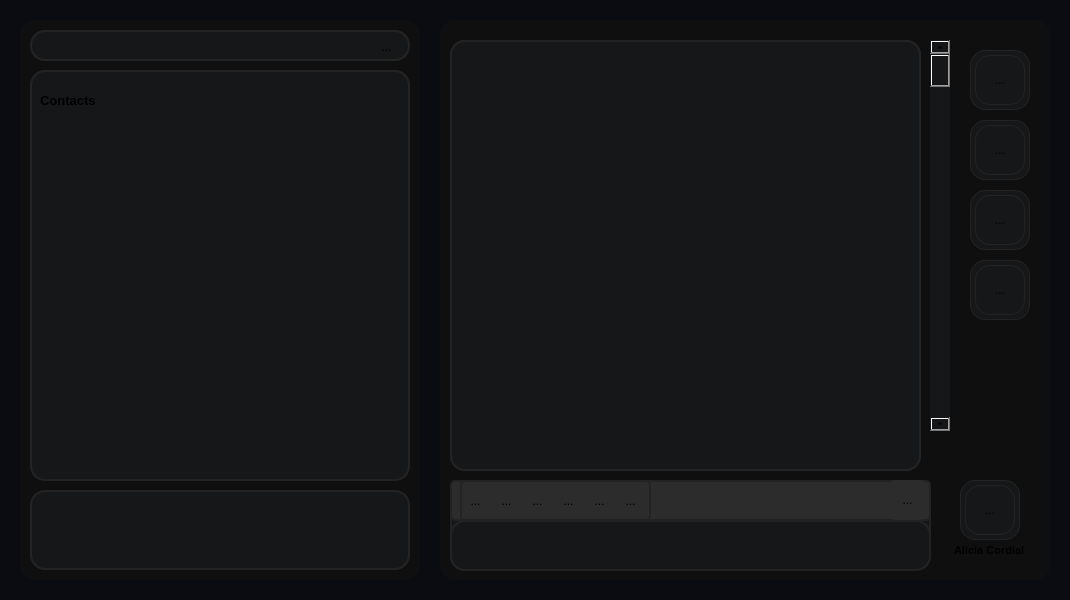
Old version of the form MySuperProjectMSN/Client/mainwindow.ui in the repository thanh-son-lemelle/CPPRT.
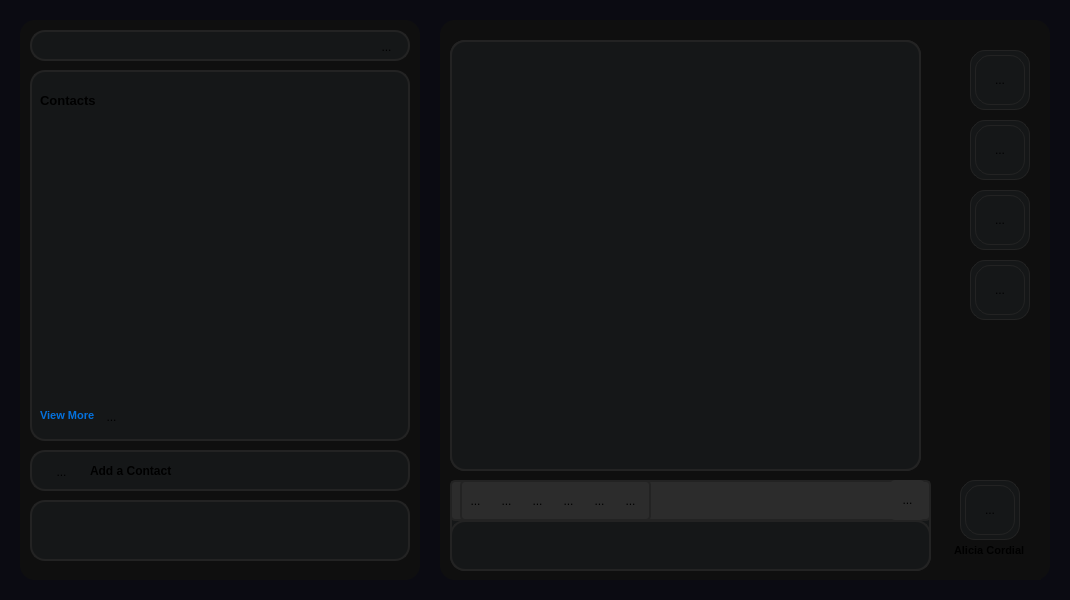
New version of the form. Icons and pictures are not drawn.

Commit message: <feat>[main ui] modify design from chat interface

```diff
--- a/MySuperProjectMSN/Client/mainwindow.ui
+++ b/MySuperProjectMSN/Client/mainwindow.ui
@@ -1138,7 +1138,7 @@
          <x>10</x>
          <y>50</y>
          <width>380</width>
-         <height>411</height>
+         <height>371</height>
         </rect>
        </property>
        <property name="styleSheet">
@@ -1173,14 +1173,135 @@
          <string>Contacts</string>
         </property>
        </widget>
+       <widget class="QLabel" name="label_2">
+        <property name="geometry">
+         <rect>
+          <x>10</x>
+          <y>330</y>
+          <width>71</width>
+          <height>31</height>
+         </rect>
+        </property>
+        <property name="font">
+         <font>
+          <family>Tahoma</family>
+          <pointsize>8</pointsize>
+          <bold>true</bold>
+         </font>
+        </property>
+        <property name="styleSheet">
+         <string notr="true">border: none;
+background-color: transparent;
+color: #0471DD;</string>
+        </property>
+        <property name="text">
+         <string>View More </string>
+        </property>
+       </widget>
+       <widget class="QToolButton" name="Arrow">
+        <property name="geometry">
+         <rect>
+          <x>70</x>
+          <y>335</y>
+          <width>23</width>
+          <height>23</height>
+         </rect>
+        </property>
+        <property name="cursor">
+         <cursorShape>PointingHandCursor</cursorShape>
+        </property>
+        <property name="styleSheet">
+         <string notr="true">border: none;</string>
+        </property>
+        <property name="text">
+         <string>...</string>
+        </property>
+        <property name="icon">
+         <iconset resource="ressources.qrc">
+          <normaloff>:/client/assets/img/arrowRight.png</normaloff>:/client/assets/img/arrowRight.png</iconset>
+        </property>
+       </widget>
       </widget>
       <widget class="QFrame" name="Newsframe">
        <property name="geometry">
         <rect>
          <x>10</x>
-         <y>470</y>
+         <y>430</y>
          <width>380</width>
-         <height>80</height>
+         <height>41</height>
+        </rect>
+       </property>
+       <property name="styleSheet">
+        <string notr="true">background-color: #151718;
+border: 2px solid rgb(35, 35, 35);</string>
+       </property>
+       <property name="frameShape">
+        <enum>QFrame::StyledPanel</enum>
+       </property>
+       <property name="frameShadow">
+        <enum>QFrame::Raised</enum>
+       </property>
+       <widget class="QLabel" name="label_3">
+        <property name="geometry">
+         <rect>
+          <x>60</x>
+          <y>5</y>
+          <width>91</width>
+          <height>31</height>
+         </rect>
+        </property>
+        <property name="font">
+         <font>
+          <family>Tahoma</family>
+          <pointsize>9</pointsize>
+          <bold>true</bold>
+         </font>
+        </property>
+        <property name="styleSheet">
+         <string notr="true">border: none;
+background-color: transparent;</string>
+        </property>
+        <property name="text">
+         <string>Add a Contact</string>
+        </property>
+       </widget>
+       <widget class="QToolButton" name="Arrow_2">
+        <property name="geometry">
+         <rect>
+          <x>20</x>
+          <y>10</y>
+          <width>23</width>
+          <height>23</height>
+         </rect>
+        </property>
+        <property name="cursor">
+         <cursorShape>PointingHandCursor</cursorShape>
+        </property>
+        <property name="styleSheet">
+         <string notr="true">border: none;</string>
+        </property>
+        <property name="text">
+         <string>...</string>
+        </property>
+        <property name="icon">
+         <iconset resource="ressources.qrc">
+          <normaloff>:/client/assets/img/addFriend.png</normaloff>:/client/assets/img/addFriend.png</iconset>
+        </property>
+        <property name="iconSize">
+         <size>
+          <width>30</width>
+          <height>30</height>
+         </size>
+        </property>
+       </widget>
+      </widget>
+      <widget class="QFrame" name="Newsframe_2">
+       <property name="geometry">
+        <rect>
+         <x>10</x>
+         <y>480</y>
+         <width>380</width>
+         <height>61</height>
         </rect>
        </property>
        <property name="styleSheet">
@@ -1467,22 +1588,6 @@
         <layout class="QVBoxLayout" name="ConversationFrameLayout"/>
        </widget>
       </widget>
-      <widget class="QScrollBar" name="ScrollBar">
-       <property name="geometry">
-        <rect>
-         <x>490</x>
-         <y>20</y>
-         <width>20</width>
-         <height>391</height>
-        </rect>
-       </property>
-       <property name="styleSheet">
-        <string notr="true">background-color: #151718;</string>
-       </property>
-       <property name="orientation">
-        <enum>Qt::Vertical</enum>
-       </property>
-      </widget>
       <widget class="QWidget" name="OptionsChat" native="true">
        <property name="geometry">
         <rect>
```
The commit also changes 2 other files.
